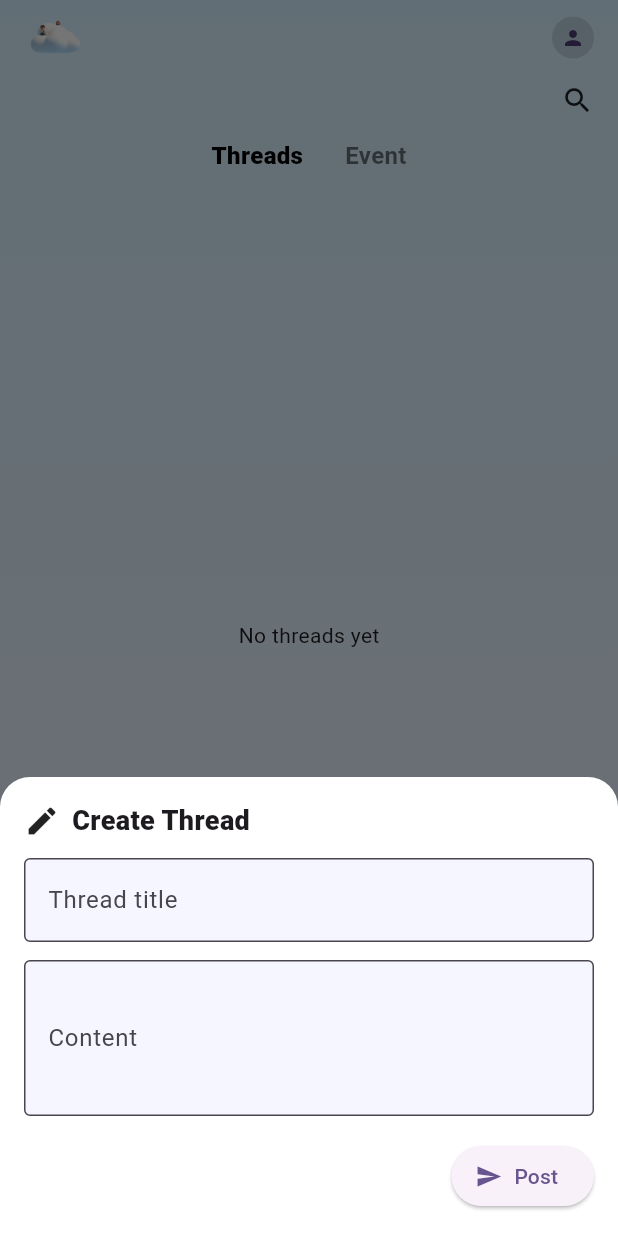
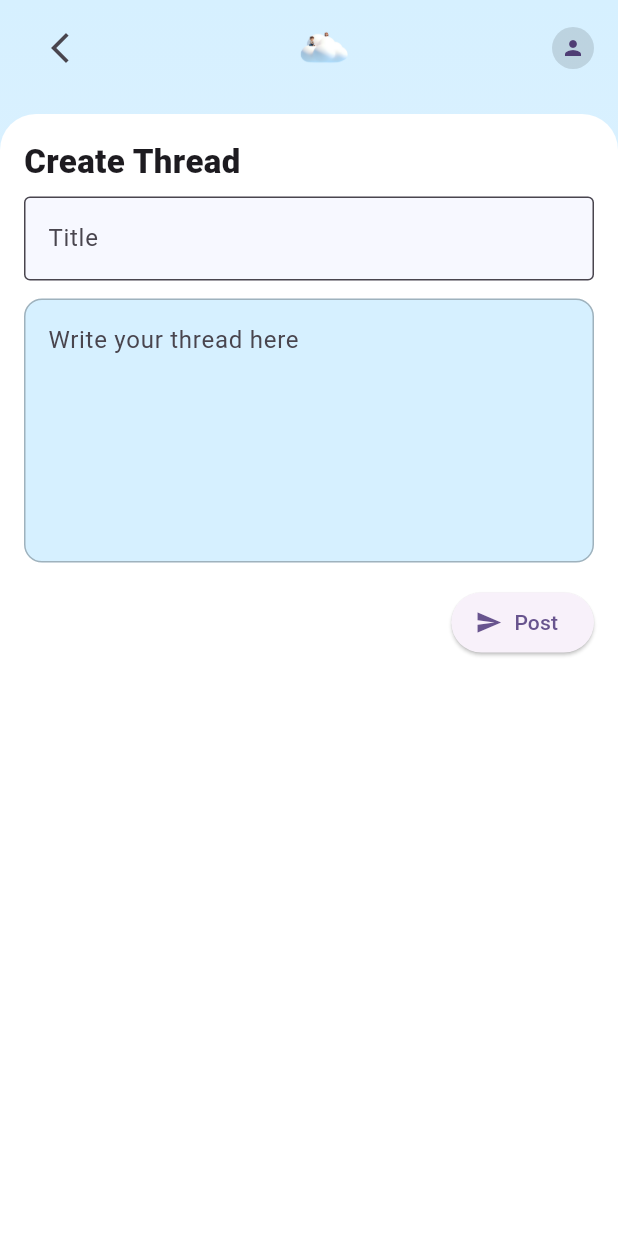
Before and after one commit to jinniejurie/SF333_MobileAppDev_Project, a Flutter app: the CommunityThreadPage screen opened directly with empty values, item 3 of the bottom bar chosen, on a phone screen of 412 x 824 dp. Run offline on Flutter 3.47's test engine with Material 3 defaults, Android fonts, the phone set to English and light mode, and no system bars; our stand-ins replace cloud_firestore, firebase_auth, firebase_core, flutter_card_swiper, image_picker; accounts and stored records are empty; network calls fail.

Commit message:
update event

```diff
--- /dev/null
+++ b/mobile_app_1/lib/screens/create_thread_page.dart
@@ -0,0 +1,159 @@
+import 'package:flutter/material.dart';
+import 'package:cloud_firestore/cloud_firestore.dart';
+import 'package:firebase_auth/firebase_auth.dart';
+
+class CreateThreadPage extends StatefulWidget {
+  final String communityId;
+  const CreateThreadPage({super.key, required this.communityId});
+
+  @override
+  State<CreateThreadPage> createState() => _CreateThreadPageState();
+}
+
+class _CreateThreadPageState extends State<CreateThreadPage> {
+  final GlobalKey<FormState> _formKey = GlobalKey<FormState>();
+  final TextEditingController _titleCtrl = TextEditingController();
+  final TextEditingController _contentCtrl = TextEditingController();
+  bool _submitting = false;
+
+  @override
+  void dispose() {
+    _titleCtrl.dispose();
+    _contentCtrl.dispose();
+    super.dispose();
+  }
+
+  Future<void> _submit() async {
+    if (_submitting) return;
+    if (!_formKey.currentState!.validate()) return;
+    setState(() => _submitting = true);
+    try {
+      final String uid = FirebaseAuth.instance.currentUser?.uid ?? 'demo-user-001';
+      final String authorName = FirebaseAuth.instance.currentUser?.displayName ?? 'Anonymous';
+      await FirebaseFirestore.instance
+          .collection('communities')
+          .doc(widget.communityId)
+          .collection('threads')
+          .add({
+        'title': _titleCtrl.text.trim(),
+        'text': _contentCtrl.text.trim(),
+        'authorUid': uid,
+        'authorName': authorName,
+        'createdAt': FieldValue.serverTimestamp(),
+        'likesCount': 0,
+        'commentsCount': 0,
+      });
+      if (!mounted) return;
+      Navigator.of(context).pop(true);
+    } catch (e) {
+      if (!mounted) return;
+      setState(() => _submitting = false);
+      ScaffoldMessenger.of(context).showSnackBar(
+        SnackBar(content: Text('Failed to create thread: $e')),
+      );
+    }
+  }
+
+  @override
+  Widget build(BuildContext context) {
+    return Scaffold(
+      body: Container(
+        decoration: const BoxDecoration(
+          gradient: LinearGradient(
+            colors: [Color(0xFFD6F0FF), Color(0xFFEFF4FF)],
+            begin: Alignment.topCenter,
+            end: Alignment.bottomCenter,
+          ),
+        ),
+        child: SafeArea(
+          child: Column(
+            crossAxisAlignment: CrossAxisAlignment.start,
+            children: [
+              Padding(
+                padding: const EdgeInsets.symmetric(horizontal: 16, vertical: 8),
+                child: Row(
+                  mainAxisAlignment: MainAxisAlignment.spaceBetween,
+                  children: [
+                    IconButton(
+                      icon: const Icon(Icons.arrow_back_ios_new),
+                      onPressed: () => Navigator.of(context).maybePop(),
+                    ),
+                    Image.asset('assets/cloud_logo.png', width: 40, height: 32),
+                    const CircleAvatar(radius: 14, backgroundColor: Colors.black12, child: Icon(Icons.person, size: 16)),
+                  ],
+                ),
+              ),
+              Expanded(
+                child: Container(
+                  margin: const EdgeInsets.only(top: 12),
+                  decoration: const BoxDecoration(
+                    color: Colors.white,
+                    borderRadius: BorderRadius.only(
+                      topLeft: Radius.circular(24),
+                      topRight: Radius.circular(24),
+                    ),
+                  ),
+                  child: SingleChildScrollView(
+                    padding: const EdgeInsets.all(16),
+                    child: Form(
+                      key: _formKey,
+                      child: Column(
+                        crossAxisAlignment: CrossAxisAlignment.start,
+                        children: [
+                          const Text('Create Thread',
+                              style: TextStyle(
+                                fontSize: 22,
+                                fontWeight: FontWeight.w800,
+                              )),
+                          const SizedBox(height: 8),
+                          TextFormField(
+                            controller: _titleCtrl,
+                            decoration: const InputDecoration(
+                              hintText: 'Title',
+                              filled: true,
+                              fillColor: Color(0xFFF7F8FF),
+                              border: OutlineInputBorder(borderSide: BorderSide(color: Colors.black12)),
+                            ),
+                            validator: (v) => (v == null || v.trim().isEmpty) ? 'Required' : null,
+                          ),
+                          const SizedBox(height: 12),
+                          TextFormField(
+                            controller: _contentCtrl,
+                            maxLines: 6,
+                            decoration: InputDecoration(
+                              hintText: 'Write your thread here',
+                              filled: true,
+                              fillColor: const Color(0xFFD6F0FF),
+                              enabledBorder: OutlineInputBorder(
+                                borderRadius: BorderRadius.circular(12),
+                                borderSide: const BorderSide(color: Colors.black26),
+                              ),
+                              focusedBorder: OutlineInputBorder(
+                                borderRadius: BorderRadius.circular(12),
+                                borderSide: const BorderSide(color: Colors.black87),
+                              ),
+                            ),
+                            validator: (v) => (v == null || v.trim().isEmpty) ? 'Required' : null,
+                          ),
+                          const SizedBox(height: 16),
+                          Align(
+                            alignment: Alignment.centerRight,
+                            child: ElevatedButton.icon(
+                              onPressed: _submitting ? null : _submit,
+                              icon: const Icon(Icons.send),
+                              label: Text(_submitting ? 'Posting...' : 'Post'),
+                            ),
+                          )
+                        ],
+                      ),
+                    ),
+                  ),
+                ),
+              ),
+            ],
+          ),
+        ),
+      ),
+    );
+  }
+}
```
Also changed, not shown: mobile_app_1/lib/screens/community_thread_page.dart (+67 -99 lines), mobile_app_1/lib/screens/event_detail_page.dart (+93 -62 lines).
